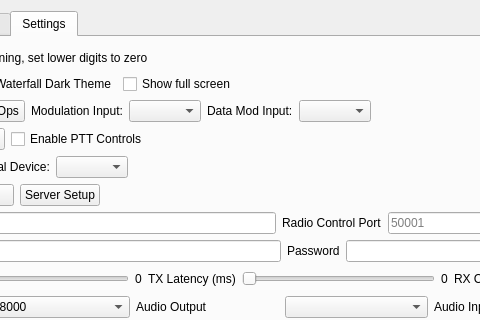
First picture: the form in wfmain.ui, repository adecarolis/wfweb, before the edit; both pictures show x 185 to 665 and y 0 to 320 of the 934 by 582 pixel window.
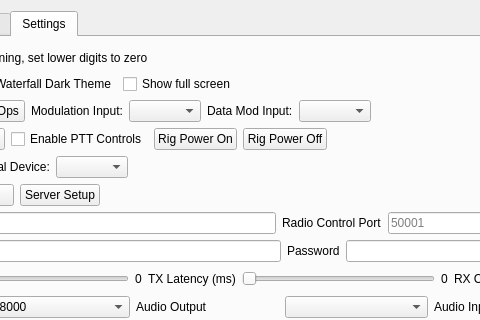
Second picture: the form after the edit. Custom widgets are drawn as their Qt base class.

Commit message: Preliminary commit for power-on and power-off functionality. Is not correct for most rigs.

Diff of the .ui file:
```diff
--- a/wfmain.ui
+++ b/wfmain.ui
@@ -1676,6 +1676,20 @@
             </property>
            </widget>
           </item>
+          <item>
+           <widget class="QPushButton" name="rigPowerOnBtn">
+            <property name="text">
+             <string>Rig Power On</string>
+            </property>
+           </widget>
+          </item>
+          <item>
+           <widget class="QPushButton" name="rigPowerOffBtn">
+            <property name="text">
+             <string>Rig Power Off</string>
+            </property>
+           </widget>
+          </item>
           <item>
            <spacer name="horizontalSpacer_5">
             <property name="orientation">
```
The commit also changes 4 other files.
